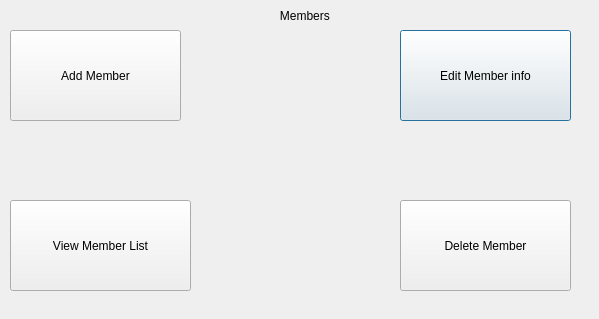
This is LibraryManagementSoftware/LibraryManagementSoftware/member_management.ui in vashutangri/library_management_system as Qt 5 draws it before an edit. The edited form follows.
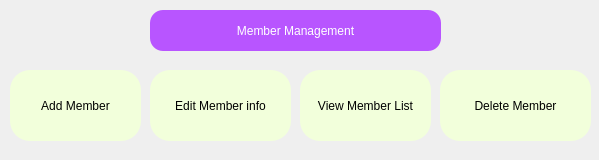
This is the edited form.

```diff
--- a/LibraryManagementSoftware/LibraryManagementSoftware/member_management.ui
+++ b/LibraryManagementSoftware/LibraryManagementSoftware/member_management.ui
@@ -7,19 +7,34 @@
     <x>0</x>
     <y>0</y>
     <width>599</width>
-    <height>319</height>
+    <height>160</height>
    </rect>
   </property>
   <property name="windowTitle">
    <string>Dialog</string>
   </property>
+  <property name="styleSheet">
+   <string notr="true">QPushButton{
+background-color: rgb(242, 255, 219);
+
+font: 350 9pt &quot;Segoe UI Variable Text Semiligh&quot;;
+
+border-radius:20%;
+border:2px;
+font: 12pt &quot;Segoe UI&quot;;
+}
+QPushButton:hover{
+        background-color: rgb(255, 231, 212)
+}
+</string>
+  </property>
   <widget class="QPushButton" name="EditInfo_btn">
    <property name="geometry">
     <rect>
-     <x>400</x>
-     <y>30</y>
-     <width>171</width>
-     <height>91</height>
+     <x>150</x>
+     <y>70</y>
+     <width>141</width>
+     <height>71</height>
     </rect>
    </property>
    <property name="text">
@@ -30,9 +45,9 @@
    <property name="geometry">
     <rect>
      <x>10</x>
-     <y>30</y>
-     <width>171</width>
-     <height>91</height>
+     <y>70</y>
+     <width>131</width>
+     <height>71</height>
     </rect>
    </property>
    <property name="text">
@@ -42,10 +57,10 @@
   <widget class="QPushButton" name="MemberList_btn">
    <property name="geometry">
     <rect>
-     <x>10</x>
-     <y>200</y>
-     <width>181</width>
-     <height>91</height>
+     <x>300</x>
+     <y>70</y>
+     <width>131</width>
+     <height>71</height>
     </rect>
    </property>
    <property name="text">
@@ -68,16 +83,38 @@
   <widget class="QPushButton" name="Delete_btn">
    <property name="geometry">
     <rect>
-     <x>400</x>
-     <y>200</y>
-     <width>171</width>
-     <height>91</height>
+     <x>440</x>
+     <y>70</y>
+     <width>151</width>
+     <height>71</height>
     </rect>
    </property>
    <property name="text">
     <string>Delete Member</string>
    </property>
   </widget>
+  <widget class="QLabel" name="label_6">
+   <property name="geometry">
+    <rect>
+     <x>150</x>
+     <y>10</y>
+     <width>291</width>
+     <height>41</height>
+    </rect>
+   </property>
+   <property name="styleSheet">
+    <string notr="true">font: 20pt &quot;Arial&quot;;
+color:white;
+background-color:rgb(184, 85, 255);
+border-radius:13%;</string>
+   </property>
+   <property name="text">
+    <string>Member Management</string>
+   </property>
+   <property name="alignment">
+    <set>Qt::AlignCenter</set>
+   </property>
+  </widget>
  </widget>
  <resources/>
  <connections/>
```
